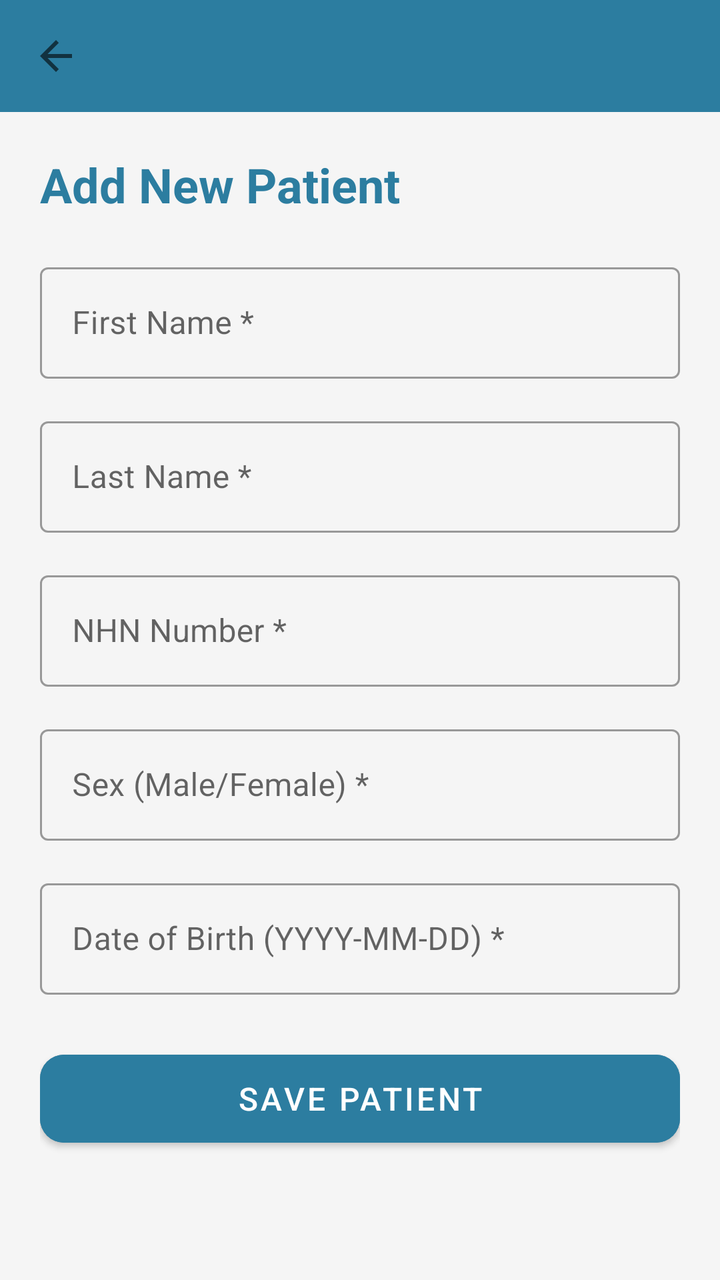
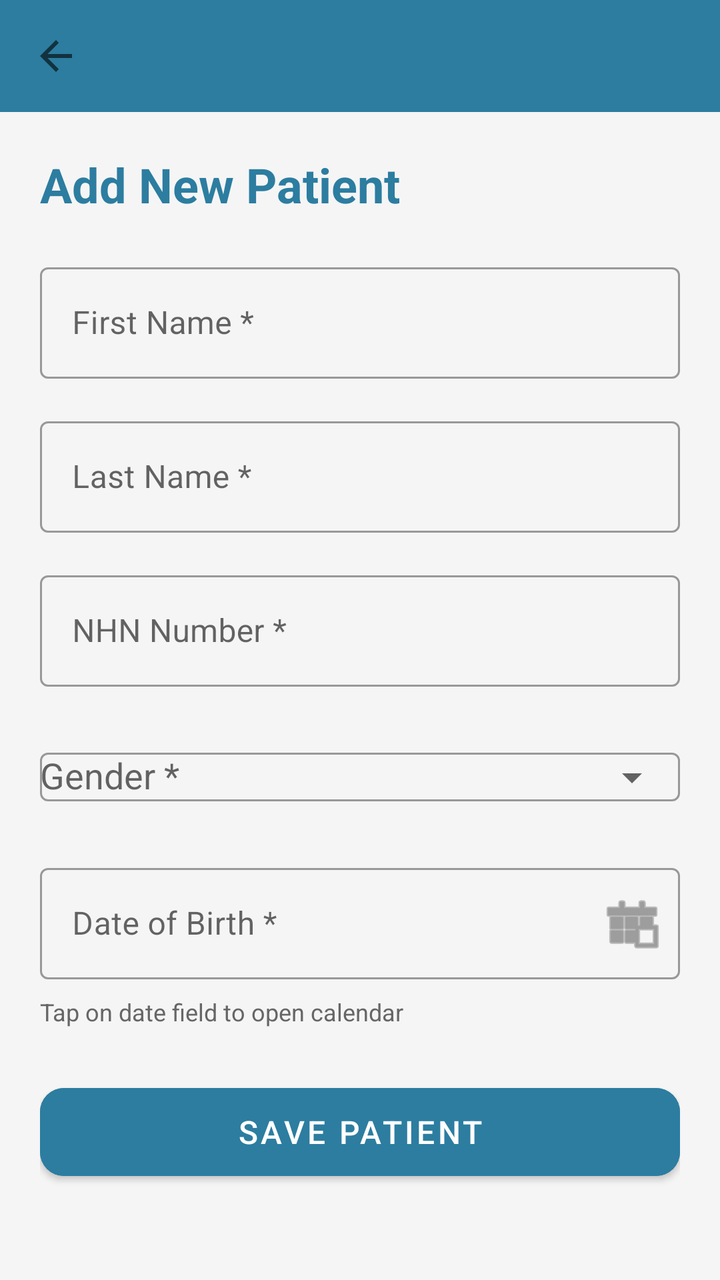

The first picture is an Android layout as it rendered before a commit; the second is the same layout after the commit. The layout source and the unified diff follow.
<!-- AndroidManifest.xml: application theme Theme.MediCarePro -->
<!-- res/layout/activity_add_patient.xml -->
<?xml version="1.0" encoding="utf-8"?>
<LinearLayout xmlns:android="http://schemas.android.com/apk/res/android"
    xmlns:app="http://schemas.android.com/apk/res-auto"
    android:layout_width="match_parent"
    android:layout_height="match_parent"
    android:orientation="vertical"
    android:background="#F5F5F5">

    <androidx.appcompat.widget.Toolbar
        android:id="@+id/toolbar"
        android:layout_width="match_parent"
        android:layout_height="?attr/actionBarSize"
        android:background="#2c7da0"
        app:titleTextColor="#FFFFFF"
        app:navigationIcon="?attr/homeAsUpIndicator" />

    <ScrollView
        android:layout_width="match_parent"
        android:layout_height="match_parent">

        <LinearLayout
            android:layout_width="match_parent"
            android:layout_height="wrap_content"
            android:orientation="vertical"
            android:padding="20dp">

            <TextView
                android:layout_width="wrap_content"
                android:layout_height="wrap_content"
                android:text="Add New Patient"
                android:textSize="24sp"
                android:textStyle="bold"
                android:textColor="#2c7da0"
                android:layout_marginBottom="20dp" />

            <com.google.android.material.textfield.TextInputLayout
                android:layout_width="match_parent"
                android:layout_height="wrap_content"
                android:layout_marginBottom="16dp"
                style="@style/Widget.MaterialComponents.TextInputLayout.OutlinedBox">

                <com.google.android.material.textfield.TextInputEditText
                    android:id="@+id/etFirstName"
                    android:layout_width="match_parent"
                    android:layout_height="wrap_content"
                    android:hint="First Name *" />

            </com.google.android.material.textfield.TextInputLayout>

            <com.google.android.material.textfield.TextInputLayout
                android:layout_width="match_parent"
                android:layout_height="wrap_content"
                android:layout_marginBottom="16dp"
                style="@style/Widget.MaterialComponents.TextInputLayout.OutlinedBox">

                <com.google.android.material.textfield.TextInputEditText
                    android:id="@+id/etLastName"
                    android:layout_width="match_parent"
                    android:layout_height="wrap_content"
                    android:hint="Last Name *" />

            </com.google.android.material.textfield.TextInputLayout>

            <com.google.android.material.textfield.TextInputLayout
                android:layout_width="match_parent"
                android:layout_height="wrap_content"
                android:layout_marginBottom="16dp"
                style="@style/Widget.MaterialComponents.TextInputLayout.OutlinedBox">

                <com.google.android.material.textfield.TextInputEditText
                    android:id="@+id/etNHN"
                    android:layout_width="match_parent"
                    android:layout_height="wrap_content"
                    android:hint="NHN Number *" />

            </com.google.android.material.textfield.TextInputLayout>

            <com.google.android.material.textfield.TextInputLayout
                android:layout_width="match_parent"
                android:layout_height="wrap_content"
                android:layout_marginBottom="16dp"
                style="@style/Widget.MaterialComponents.TextInputLayout.OutlinedBox">

                <com.google.android.material.textfield.TextInputEditText
                    android:id="@+id/etSex"
                    android:layout_width="match_parent"
                    android:layout_height="wrap_content"
                    android:hint="Sex (Male/Female) *" />

            </com.google.android.material.textfield.TextInputLayout>

            <com.google.android.material.textfield.TextInputLayout
                android:layout_width="match_parent"
                android:layout_height="wrap_content"
                android:layout_marginBottom="24dp"
                style="@style/Widget.MaterialComponents.TextInputLayout.OutlinedBox">

                <com.google.android.material.textfield.TextInputEditText
                    android:id="@+id/etDOB"
                    android:layout_width="match_parent"
                    android:layout_height="wrap_content"
                    android:hint="Date of Birth (YYYY-MM-DD) *"
                    android:inputType="date" />

            </com.google.android.material.textfield.TextInputLayout>

            <com.google.android.material.button.MaterialButton
                android:id="@+id/btnSubmit"
                android:layout_width="match_parent"
                android:layout_height="56dp"
                android:text="Save Patient"
                android:textSize="16sp"
                app:cornerRadius="12dp"
                android:backgroundTint="#2c7da0" />

            <ProgressBar
                android:id="@+id/progressBar"
                android:layout_width="wrap_content"
                android:layout_height="wrap_content"
                android:layout_gravity="center"
                android:layout_marginTop="20dp"
                android:visibility="gone" />

        </LinearLayout>

    </ScrollView>

</LinearLayout>
<!-- resources referenced by this layout -->
<resources>
  <style name="Theme.MediCarePro" parent="Theme.MaterialComponents.DayNight.NoActionBar">
          <item name="colorPrimary">#2c7da0</item>
          <item name="colorPrimaryVariant">#1f5e7a</item>
          <item name="colorOnPrimary">#FFFFFF</item>
          <item name="colorSecondary">#61a5c2</item>
          <item name="colorSecondaryVariant">#3d7a97</item>
          <item name="colorOnSecondary">#FFFFFF</item>
          <item name="android:statusBarColor">#1f5e7a</item>
      </style>
</resources>

<!-- the commit's change to res/layout/activity_add_patient.xml (unified diff, before → after) -->
@@ -75,34 +75,51 @@
 
             </com.google.android.material.textfield.TextInputLayout>
 
+            
             <com.google.android.material.textfield.TextInputLayout
                 android:layout_width="match_parent"
                 android:layout_height="wrap_content"
                 android:layout_marginBottom="16dp"
-                style="@style/Widget.MaterialComponents.TextInputLayout.OutlinedBox">
+                style="@style/Widget.MaterialComponents.TextInputLayout.OutlinedBox"
+                app:endIconMode="dropdown_menu">
 
-                <com.google.android.material.textfield.TextInputEditText
+                <AutoCompleteTextView
                     android:id="@+id/etSex"
                     android:layout_width="match_parent"
                     android:layout_height="wrap_content"
-                    android:hint="Sex (Male/Female) *" />
+                    android:hint="Gender *"
+                    android:inputType="none" />
 
             </com.google.android.material.textfield.TextInputLayout>
 
+            
             <com.google.android.material.textfield.TextInputLayout
                 android:layout_width="match_parent"
                 android:layout_height="wrap_content"
-                android:layout_marginBottom="24dp"
-                style="@style/Widget.MaterialComponents.TextInputLayout.OutlinedBox">
+                android:layout_marginBottom="8dp"
+                style="@style/Widget.MaterialComponents.TextInputLayout.OutlinedBox"
+                app:endIconMode="custom"
+                app:endIconDrawable="@android:drawable/ic_menu_today">
 
                 <com.google.android.material.textfield.TextInputEditText
                     android:id="@+id/etDOB"
                     android:layout_width="match_parent"
                     android:layout_height="wrap_content"
-                    android:hint="Date of Birth (YYYY-MM-DD) *"
-                    android:inputType="date" />
+                    android:hint="Date of Birth *"
+                    android:focusable="false"
+                    android:clickable="true"
+                    android:cursorVisible="false"
+                    android:inputType="none" />
 
             </com.google.android.material.textfield.TextInputLayout>
+
+            <TextView
+                android:layout_width="match_parent"
+                android:layout_height="wrap_content"
+                android:text="Tap on date field to open calendar"
+                android:textSize="12sp"
+                android:textColor="#666666"
+                android:layout_marginBottom="24dp" />
 
             <com.google.android.material.button.MaterialButton
                 android:id="@+id/btnSubmit"
